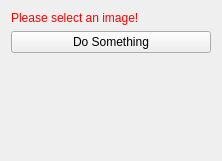
imesluh/mitkPluginExample, file de.unihannover.pickerexample/src/internal/PickerExampleControls.ui: the form before one commit.
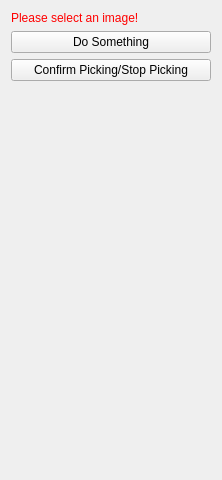
The form after the commit.

Commit message: Added Point Picking Interactor

```diff
--- a/de.unihannover.pickerexample/src/internal/PickerExampleControls.ui
+++ b/de.unihannover.pickerexample/src/internal/PickerExampleControls.ui
@@ -7,7 +7,7 @@
     <x>0</x>
     <y>0</y>
     <width>222</width>
-    <height>161</height>
+    <height>480</height>
    </rect>
   </property>
   <property name="minimumSize">
@@ -40,6 +40,13 @@
      </property>
     </widget>
    </item>
+   <item>
+    <widget class="QPushButton" name="m_PBStopPicking">
+     <property name="text">
+      <string>Confirm Picking/Stop Picking</string>
+     </property>
+    </widget>
+   </item>
    <item>
     <spacer name="spacer1">
      <property name="orientation">
```
The commit also changes 2 other files.
